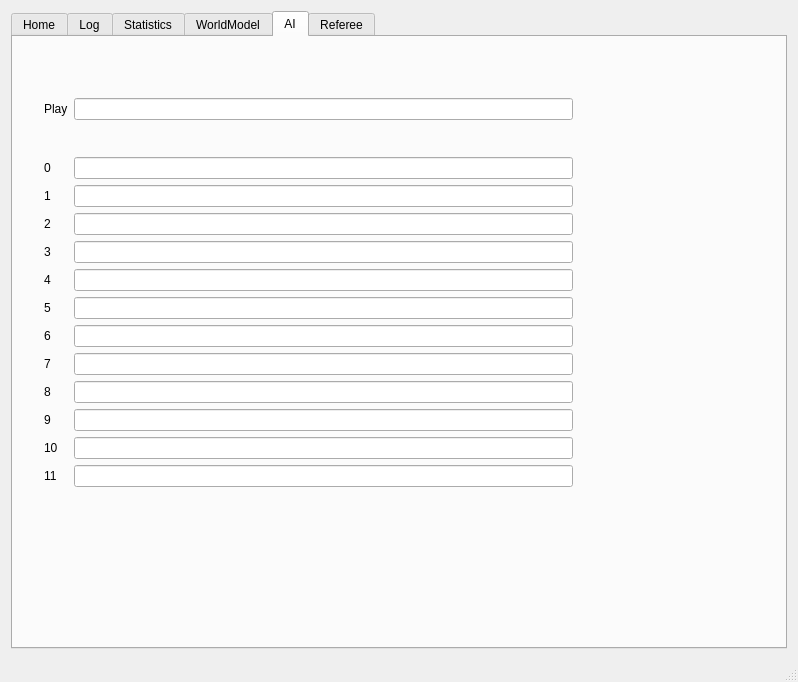
First picture: the form in src/ui/mainwindow.ui, repository KN2C/KN2C-SSL, before the edit.
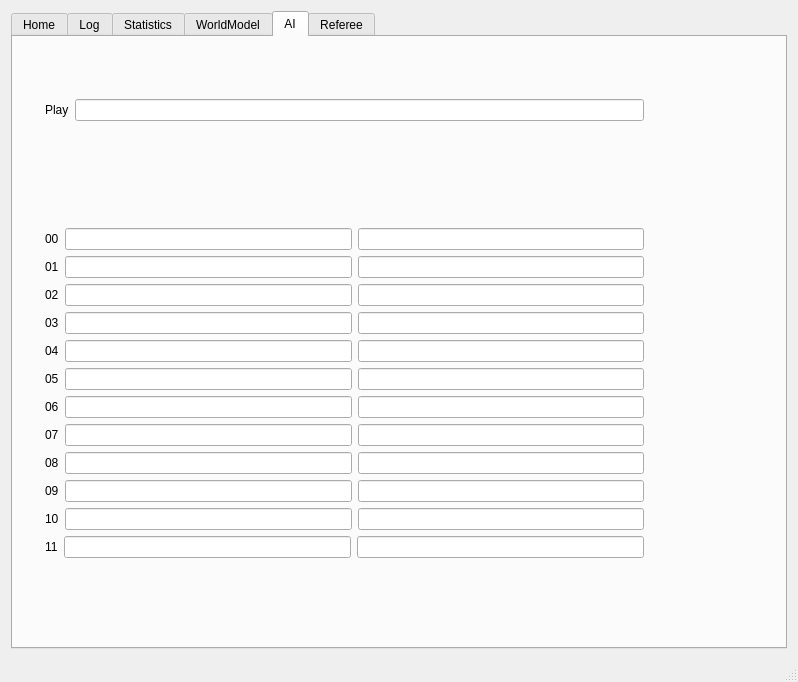
Second picture: the form after the edit. The open tabs and pages were chosen to show the change. Icons and pictures are not drawn.

Commit message: role reset

```diff
--- a/src/ui/mainwindow.ui
+++ b/src/ui/mainwindow.ui
@@ -592,158 +592,246 @@
        <attribute name="title">
         <string>AI</string>
        </attribute>
-       <widget class="QWidget" name="layoutWidget">
+       <widget class="QWidget" name="">
         <property name="geometry">
          <rect>
-          <x>20</x>
-          <y>50</y>
-          <width>551</width>
-          <height>411</height>
+          <x>21</x>
+          <y>51</y>
+          <width>621</width>
+          <height>481</height>
          </rect>
         </property>
-        <layout class="QFormLayout" name="formLayout_3">
-         <item row="0" column="0">
+        <layout class="QVBoxLayout" name="verticalLayout_12">
+         <item>
+          <layout class="QHBoxLayout" name="horizontalLayout_28">
+           <item>
           <widget class="QLabel" name="label_28">
            <property name="text">
             <string>Play</string>
            </property>
           </widget>
          </item>
-         <item row="0" column="1">
+           <item>
           <widget class="QLineEdit" name="txtPlay"/>
          </item>
-         <item row="2" column="0">
+          </layout>
+         </item>
+         <item>
+          <spacer name="verticalSpacer_9">
+           <property name="orientation">
+            <enum>Qt::Vertical</enum>
+           </property>
+           <property name="sizeHint" stdset="0">
+            <size>
+             <width>20</width>
+             <height>40</height>
+            </size>
+           </property>
+          </spacer>
+         </item>
+         <item>
+          <layout class="QHBoxLayout" name="horizontalLayout_16">
+           <item>
           <widget class="QLabel" name="label_16">
            <property name="text">
-            <string>0</string>
+              <string>00</string>
            </property>
           </widget>
          </item>
-         <item row="2" column="1">
+           <item>
           <widget class="QLineEdit" name="txtTactic_0"/>
          </item>
-         <item row="3" column="0">
+           <item>
+            <widget class="QLineEdit" name="txtAgent_0"/>
+           </item>
+          </layout>
+         </item>
+         <item>
+          <layout class="QHBoxLayout" name="horizontalLayout_17">
+           <item>
           <widget class="QLabel" name="label_17">
            <property name="text">
-            <string>1</string>
+              <string>01</string>
            </property>
           </widget>
          </item>
-         <item row="3" column="1">
+           <item>
           <widget class="QLineEdit" name="txtTactic_1"/>
          </item>
-         <item row="4" column="0">
+           <item>
+            <widget class="QLineEdit" name="txtAgent_1"/>
+           </item>
+          </layout>
+         </item>
+         <item>
+          <layout class="QHBoxLayout" name="horizontalLayout_18">
+           <item>
           <widget class="QLabel" name="label_18">
            <property name="text">
-            <string>2</string>
+              <string>02</string>
            </property>
           </widget>
          </item>
-         <item row="4" column="1">
+           <item>
           <widget class="QLineEdit" name="txtTactic_2"/>
          </item>
-         <item row="5" column="0">
+           <item>
+            <widget class="QLineEdit" name="txtAgent_2"/>
+           </item>
+          </layout>
+         </item>
+         <item>
+          <layout class="QHBoxLayout" name="horizontalLayout_19">
+           <item>
           <widget class="QLabel" name="label_19">
            <property name="text">
-            <string>3</string>
+              <string>03</string>
            </property>
           </widget>
          </item>
-         <item row="5" column="1">
+           <item>
           <widget class="QLineEdit" name="txtTactic_3"/>
          </item>
-         <item row="6" column="0">
+           <item>
+            <widget class="QLineEdit" name="txtAgent_3"/>
+           </item>
+          </layout>
+         </item>
+         <item>
+          <layout class="QHBoxLayout" name="horizontalLayout_20">
+           <item>
           <widget class="QLabel" name="label_20">
            <property name="text">
-            <string>4</string>
+              <string>04</string>
            </property>
           </widget>
          </item>
-         <item row="6" column="1">
+           <item>
           <widget class="QLineEdit" name="txtTactic_4"/>
          </item>
-         <item row="7" column="0">
+           <item>
+            <widget class="QLineEdit" name="txtAgent_4"/>
+           </item>
+          </layout>
+         </item>
+         <item>
+          <layout class="QHBoxLayout" name="horizontalLayout_21">
+           <item>
           <widget class="QLabel" name="label_21">
            <property name="text">
-            <string>5</string>
+              <string>05</string>
            </property>
           </widget>
          </item>
-         <item row="7" column="1">
+           <item>
           <widget class="QLineEdit" name="txtTactic_5"/>
          </item>
-         <item row="8" column="0">
+           <item>
+            <widget class="QLineEdit" name="txtAgent_5"/>
+           </item>
+          </layout>
+         </item>
+         <item>
+          <layout class="QHBoxLayout" name="horizontalLayout_22">
+           <item>
           <widget class="QLabel" name="label_22">
            <property name="text">
-            <string>6</string>
+              <string>06</string>
            </property>
           </widget>
          </item>
-         <item row="8" column="1">
+           <item>
           <widget class="QLineEdit" name="txtTactic_6"/>
          </item>
-         <item row="9" column="0">
+           <item>
+            <widget class="QLineEdit" name="txtAgent_6"/>
+           </item>
+          </layout>
+         </item>
+         <item>
+          <layout class="QHBoxLayout" name="horizontalLayout_23">
+           <item>
           <widget class="QLabel" name="label_23">
            <property name="text">
-            <string>7</string>
+              <string>07</string>
            </property>
           </widget>
          </item>
-         <item row="9" column="1">
+           <item>
           <widget class="QLineEdit" name="txtTactic_7"/>
          </item>
-         <item row="10" column="0">
+           <item>
+            <widget class="QLineEdit" name="txtAgent_7"/>
+           </item>
+          </layout>
+         </item>
+         <item>
+          <layout class="QHBoxLayout" name="horizontalLayout_24">
+           <item>
           <widget class="QLabel" name="label_24">
            <property name="text">
-            <string>8</string>
+              <string>08</string>
            </property>
           </widget>
          </item>
-         <item row="10" column="1">
+           <item>
           <widget class="QLineEdit" name="txtTactic_8"/>
          </item>
-         <item row="11" column="0">
+           <item>
+            <widget class="QLineEdit" name="txtAgent_8"/>
+           </item>
+          </layout>
+         </item>
+         <item>
+          <layout class="QHBoxLayout" name="horizontalLayout_25">
+           <item>
           <widget class="QLabel" name="label_25">
            <property name="text">
-            <string>9</string>
+              <string>09</string>
            </property>
           </widget>
          </item>
-         <item row="11" column="1">
+           <item>
           <widget class="QLineEdit" name="txtTactic_9"/>
          </item>
-         <item row="12" column="0">
+           <item>
+            <widget class="QLineEdit" name="txtAgent_9"/>
+           </item>
+          </layout>
+         </item>
+         <item>
+          <layout class="QHBoxLayout" name="horizontalLayout_26">
+           <item>
           <widget class="QLabel" name="label_26">
            <property name="text">
             <string>10</string>
            </property>
           </widget>
          </item>
-         <item row="12" column="1">
+           <item>
           <widget class="QLineEdit" name="txtTactic_10"/>
          </item>
-         <item row="13" column="0">
+           <item>
+            <widget class="QLineEdit" name="txtAgent_10"/>
+           </item>
+          </layout>
+         </item>
+         <item>
+          <layout class="QHBoxLayout" name="horizontalLayout_27">
+           <item>
           <widget class="QLabel" name="label_27">
            <property name="text">
             <string>11</string>
            </property>
           </widget>
          </item>
-         <item row="13" column="1">
+           <item>
           <widget class="QLineEdit" name="txtTactic_11"/>
          </item>
-         <item row="1" column="1">
-          <spacer name="verticalSpacer_9">
-           <property name="orientation">
-            <enum>Qt::Vertical</enum>
-           </property>
-           <property name="sizeHint" stdset="0">
-            <size>
-             <width>20</width>
-             <height>40</height>
-            </size>
-           </property>
-          </spacer>
+           <item>
+            <widget class="QLineEdit" name="txtAgent_11"/>
+           </item>
+          </layout>
          </item>
         </layout>
        </widget>
```
Left out of the diff: 6 changed lines with no effect on the pictures. Lines whose indentation alone changed are shown as unchanged. The commit also changes 2 other files.
